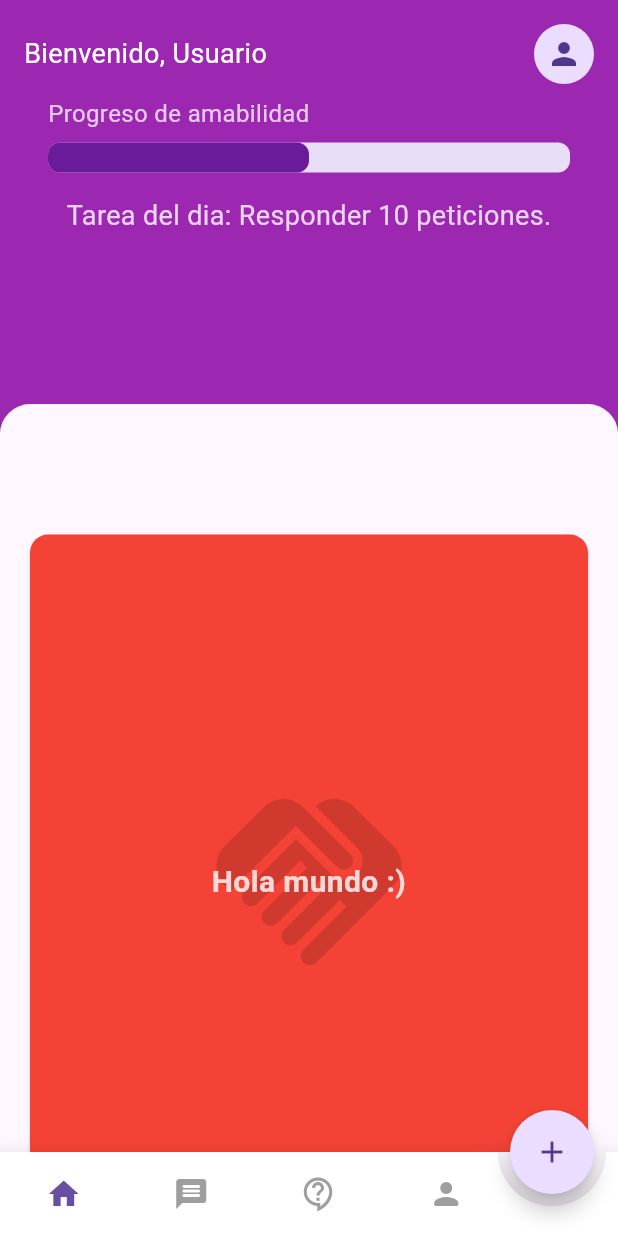
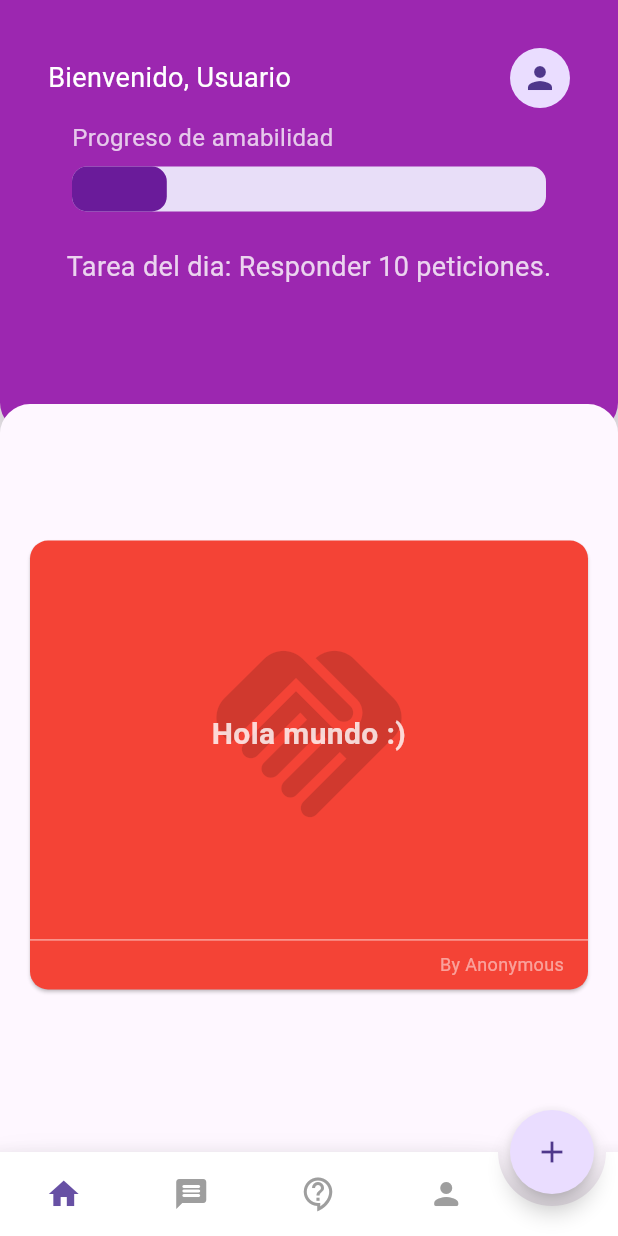
Before and after one commit to CerberusProgrammer/kind_words, a Flutter app: the screen it shows after launch, on a phone screen of 412 x 824 dp. Run offline on Flutter 3.47's test engine with Material 3 defaults, Android fonts, the light colour scheme and no system bars; drawn by our look-alikes of animated_bottom_navigation_bar, appinio_swiper, draggable_home; our stand-ins replace get.

```diff
--- a/lib/widgets/petition/petitions.screen.dart
+++ b/lib/widgets/petition/petitions.screen.dart
@@ -1,3 +1,4 @@
+import 'package:appinio_swiper/appinio_swiper.dart';
 import 'package:flutter/material.dart';
 import 'package:kind_words/widgets/petition/petition.view.screen.dart';
 
@@ -15,12 +16,12 @@ class _PetitionsScreenState extends State<PetitionsScreen> {
       appBar: AppBar(
         title: const Text('Petitions'),
       ),
-      body: ListView.builder(
-        padding: const EdgeInsets.symmetric(horizontal: 16, vertical: 8),
-        itemBuilder: (context, index) {
-          return SizedBox(
-            height: MediaQuery.of(context).size.height / 4,
-            child: Card(
+      body: SizedBox(
+        width: double.infinity,
+        height: MediaQuery.of(context).size.height,
+        child: AppinioSwiper(
+            cardCount: 50,
+            cardBuilder: (context, index) => Card(
                   elevation: 0,
                   color: Colors.purple,
                   child: InkWell(
@@ -52,9 +53,7 @@ class _PetitionsScreenState extends State<PetitionsScreen> {
                       ],
                     ),
                   ),
-            ),
-          );
-        },
+                )),
       ),
     );
   }
--- a/lib/widgets/post/posts.screen.dart
+++ b/lib/widgets/post/posts.screen.dart
@@ -12,17 +12,27 @@ class PostsScreen extends StatelessWidget {
   Widget build(BuildContext context) {
     final posts = Get.find<PostController>().posts;
 
-    return LayoutBuilder(
-      builder: (context, constraints) {
+    return LayoutBuilder(builder: (context, constraints) {
       return DraggableHome(
-          headerExpandedHeight: 0.35,
-          title: const Text('Be kind'),
+        title: Text('Be kind'),
         headerWidget: Container(
-            padding: const EdgeInsets.symmetric(
-              horizontal: 16,
-              vertical: 16,
+          decoration: BoxDecoration(
+            color: Colors.purple,
+            borderRadius: const BorderRadius.only(
+              bottomLeft: Radius.circular(20),
+              bottomRight: Radius.circular(20),
             ),
-            color: Colors.purple,
+            boxShadow: [
+              BoxShadow(
+                color: Colors.grey.withOpacity(0.4),
+                spreadRadius: 5,
+                blurRadius: 5,
+                offset: const Offset(0, 3),
+              )
+            ],
+          ),
+          child: Padding(
+            padding: const EdgeInsets.symmetric(horizontal: 32, vertical: 32),
             child: Column(
               children: [
                 const Row(
@@ -55,15 +65,15 @@ class PostsScreen extends StatelessWidget {
                       ),
                       const SizedBox(height: 8),
                       LinearProgressIndicator(
-                        value: 0.5,
-                        minHeight: 20,
-                        borderRadius: BorderRadius.circular(8),
+                        value: 0.2,
+                        minHeight: 30,
                         color: Colors.purple.shade800,
+                        borderRadius: BorderRadius.circular(10),
                       ),
                     ],
                   ),
                 ),
-                const SizedBox(height: 8),
+                const SizedBox(height: 16),
                 Row(
                   mainAxisAlignment: MainAxisAlignment.center,
                   children: [
@@ -79,21 +89,20 @@ class PostsScreen extends StatelessWidget {
               ],
             ),
           ),
+        ),
+        headerExpandedHeight: 0.35,
         body: [
-            const SizedBox(height: 48),
-            ListView(
-              physics: const NeverScrollableScrollPhysics(),
-              shrinkWrap: true,
+          const SizedBox(height: 60),
+          Padding(
             padding: const EdgeInsets.symmetric(
-                horizontal: 8,
+              horizontal: 16,
               vertical: 8,
             ),
+            child: Column(
               children: [
-                Padding(
-                  padding: const EdgeInsets.all(8.0),
-                  child: SizedBox(
+                SizedBox(
                   width: double.infinity,
-                    height: constraints.maxHeight / 1.5,
+                  height: constraints.maxHeight / 2.5,
                   child: Obx(
                     () => AppinioSwiper(
                       cardBuilder: (context, index) => PostCard(
@@ -102,13 +111,12 @@ class PostsScreen extends StatelessWidget {
                       cardCount: posts.length,
                     ),
                   ),
-                  ),
                 )
               ],
             ),
+          ),
         ],
       );
-      },
-    );
+    });
   }
 }
```
Lines whose indentation alone changed are shown as unchanged.
